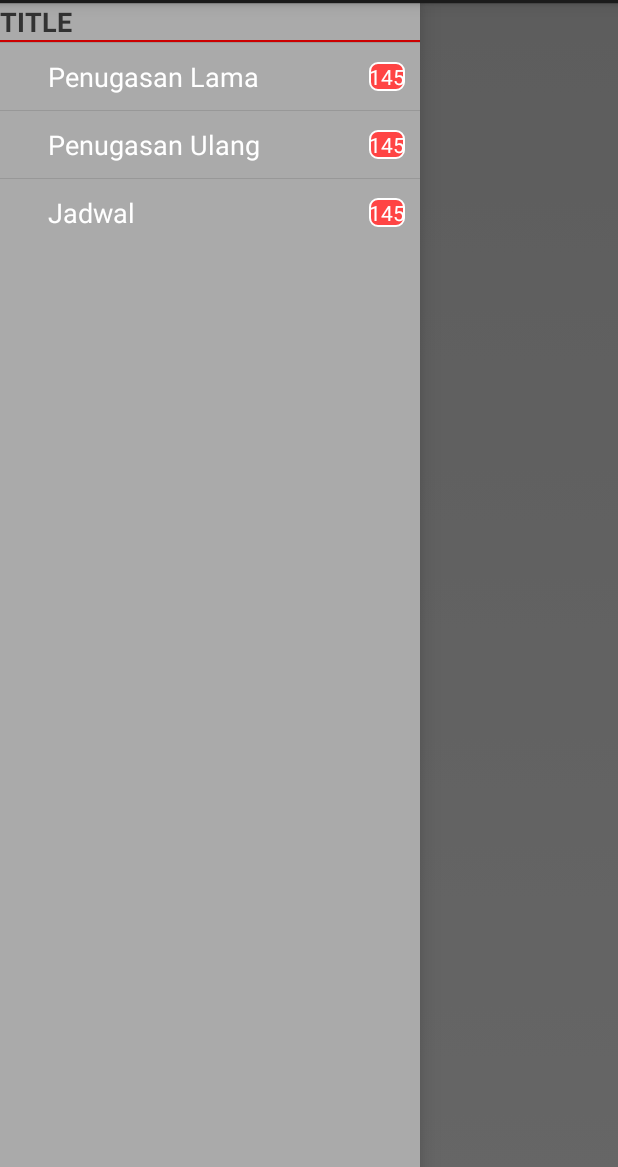
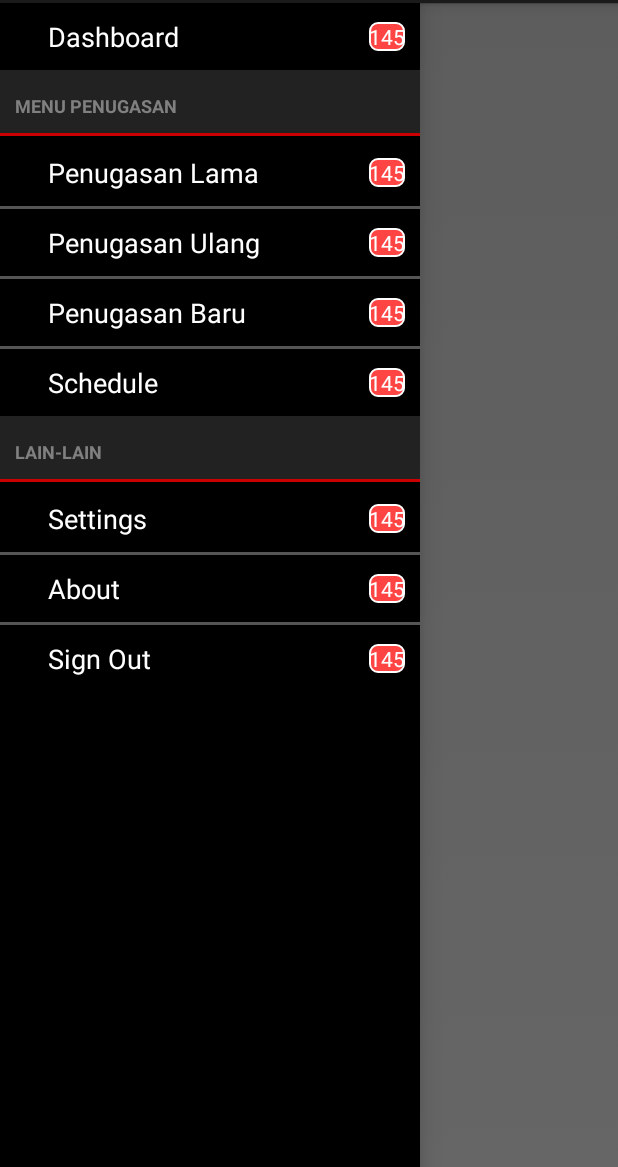
Before and after one commit to Malarick/summarecon-qc-android, an Android app: the MainActivity screen opened directly, with no data from a screen before it, with the side drawer open, on a phone screen of 412 x 824 dp, the part 69-1236 px from its top. Run offline under Robolectric (Android 15) with nearby library versions, the phone set to English and light mode, and no system bars; 3 statements that could not run were skipped.

Commit message:
DrawerLayout    - Menambahkan Header    - Menambahkan ListView untuk masing-masing section
Arnold

```diff
--- a/src/main/java/com/summarecon/qcapp/MainActivity.java
+++ b/src/main/java/com/summarecon/qcapp/MainActivity.java
@@ -15,6 +15,8 @@ import android.view.LayoutInflater;
 import android.view.Menu;
 import android.view.MenuItem;
 import android.view.View;
+import android.widget.AdapterView;
+import android.widget.LinearLayout;
 import android.widget.ListView;
 import android.widget.TextView;
 import android.widget.Toast;
@@ -45,8 +47,12 @@ public class MainActivity extends Activity {
 
     //DrawerLayout
     private DrawerLayout mDrawerLayout;
+    private LinearLayout mDrawerMain;
     private CustomActionBarDrawerToggle mActionBarDrawerToggle;
     private NavDrawerAdapter mNavDrawerAdapter;
+    private ListView mListSectionDashboard;
+    private ListView mListSectionPenugasan;
+    private ListView mListSectionEtc;
 
     private TextView lbl_user;
     private Bundle bundle = new Bundle();
@@ -68,6 +74,7 @@ public class MainActivity extends Activity {
 
         //INITIALIZING NAVIGATION DRAWER LAYOUT
         mDrawerLayout = (DrawerLayout) findViewById(R.id.drawer_layout_main);
+        mDrawerMain = (LinearLayout) findViewById(R.id.drawer_main);
         mDrawerLayout.setDrawerShadow(R.drawable.drawer_shadow, GravityCompat.START);
         mActionBarDrawerToggle = new CustomActionBarDrawerToggle(
                 this
@@ -78,7 +85,13 @@ public class MainActivity extends Activity {
         );
         mDrawerLayout.setDrawerListener(mActionBarDrawerToggle);
 
-        populateNavDrawerSection(R.array.arr_list_section_penugasan, R.layout.drawer_item, R.id.list_section_penugasan);
+        //POPULATE MASING-MASING LISTVIEW
+        mListSectionDashboard = (ListView) findViewById(R.id.list_section_dashboard);
+        mListSectionPenugasan = (ListView) findViewById(R.id.list_section_penugasan);
+        mListSectionEtc = (ListView) findViewById(R.id.list_section_etc);
+        populateNavDrawerSection(R.array.arr_list_section_dashboard, R.layout.drawer_item, mListSectionDashboard, null);
+        populateNavDrawerSection(R.array.arr_list_section_penugasan, R.layout.drawer_item, mListSectionPenugasan, getString(R.string.header_section_penugasan));
+        populateNavDrawerSection(R.array.arr_list_section_etc, R.layout.drawer_item, mListSectionEtc, getString(R.string.header_section_etc));
 
         lbl_user = (TextView) findViewById(R.id.lbl_username);
         //DI COMMENT SEMENTARA
@@ -124,11 +137,18 @@ public class MainActivity extends Activity {
         return super.onOptionsItemSelected(item);
     }
 
-    public void populateNavDrawerSection(int arr_res, int layout_res, int list_view_res) {
+    public void populateNavDrawerSection(int arr_res, int layout_res, ListView listView, String header) {
         LayoutInflater inflater = (LayoutInflater) this.getSystemService(Context.LAYOUT_INFLATER_SERVICE);
         List<String> stringArrayList = new ArrayList<String>();
         List<NavDrawerItem> itemArrayList = new ArrayList<NavDrawerItem>();
-        View header = inflater.inflate(R.layout.drawer_header, null);
+
+        //Adding the header
+        if(header != null){
+            View header_view = inflater.inflate(R.layout.drawer_header, null);
+            TextView lbl_header = (TextView) header_view.findViewById(R.id.lbl_header);
+            lbl_header.setText(header);
+            listView.addHeaderView(header_view);
+        }
 
         Collections.addAll(stringArrayList, getResources().getStringArray(arr_res));
         Integer max_size = stringArrayList.size();
@@ -138,15 +158,26 @@ public class MainActivity extends Activity {
         }
         mNavDrawerAdapter = new NavDrawerAdapter(this, layout_res, itemArrayList);
 
-        ListView list_view_main = (ListView) findViewById(list_view_res);
-        list_view_main.addHeaderView(header);
-        list_view_main.setAdapter(mNavDrawerAdapter);
+        listView.setAdapter(mNavDrawerAdapter);
+        listView.setOnItemClickListener(new DrawerItemClickListener());
 
         //Toast
         Toast.makeText(this, stringArrayList.get(0), 100).show();
-        Toast.makeText(this, stringArrayList.get(1), 100).show();
+        Toast.makeText(this, stringArrayList.get(max_size - 1), 100).show();
         Toast.makeText(this, max_size.toString() + " Integer", 100).show();
         Toast.makeText(this, String.valueOf(stringArrayList.size()) + " valueOf", 100).show();
+    }
+
+    public void selectItem(AdapterView adapterView, int position){
+        //Handle item selected except the headers themselves
+        if(position > 0){
+            mDrawerLayout.closeDrawer(mDrawerMain);
+            mListSectionDashboard.clearChoices();
+            mListSectionPenugasan.clearChoices();
+            mListSectionEtc.clearChoices();
+
+            adapterView.setSelection(position);
+        }
     }
 
     class GetDataFromServer extends AsyncTask<Void, Void, Void> {
@@ -303,4 +334,11 @@ public class MainActivity extends Activity {
             super.onDrawerClosed(drawerView);
         }
     }
+
+    private class DrawerItemClickListener implements AdapterView.OnItemClickListener{
+        @Override
+        public void onItemClick(AdapterView<?> adapterView, View view, int position, long l) {
+            selectItem(adapterView, position);
+        }
+    }
 }
--- a/src/main/res/layout/activity_main.xml
+++ b/src/main/res/layout/activity_main.xml
@@ -17,26 +17,36 @@
     </FrameLayout>
 
     <LinearLayout
+        android:id="@+id/drawer_main"
         android:orientation="vertical"
         android:layout_height="match_parent"
         android:layout_width="280dp"
         android:layout_gravity="start"
-        android:background="@android:color/darker_gray">
+        android:background="@android:drawable/screen_background_dark">
 
         <ListView
             android:id="@+id/list_section_dashboard"
             android:layout_height="wrap_content"
             android:layout_width="match_parent"
+            android:divider="#555555"
+            android:headerDividersEnabled="false"
+            android:dividerHeight="2dp"
             android:choiceMode="singleChoice"></ListView>
         <ListView
             android:id="@+id/list_section_penugasan"
             android:layout_height="wrap_content"
             android:layout_width="match_parent"
+            android:divider="#555555"
+            android:headerDividersEnabled="false"
+            android:dividerHeight="2dp"
             android:choiceMode="singleChoice"></ListView>
         <ListView
             android:id="@+id/list_section_etc"
             android:layout_height="wrap_content"
             android:layout_width="match_parent"
+            android:divider="#555555"
+            android:headerDividersEnabled="false"
+            android:dividerHeight="2dp"
             android:choiceMode="singleChoice"></ListView>
     </LinearLayout>
 
--- a/src/main/res/layout/drawer_header.xml
+++ b/src/main/res/layout/drawer_header.xml
@@ -1,18 +1,25 @@
 <?xml version="1.0" encoding="utf-8"?>
 
 <LinearLayout xmlns:android="http://schemas.android.com/apk/res/android"
-    android:orientation="vertical" android:layout_width="match_parent"
-    android:layout_height="match_parent">
+    android:orientation="vertical"
+    android:layout_width="match_parent"
+    android:layout_height="match_parent"
+    android:paddingTop="5dp"
+    android:background="#222222">
 
     <TextView
+        android:id="@+id/lbl_header"
         android:layout_height="wrap_content"
         android:layout_width="wrap_content"
-        android:textSize="18sp"
+        android:textSize="12sp"
         android:textStyle="bold"
-        android:text="TITLE"/>
+        android:textColor="@android:color/tab_indicator_text"
+        android:padding="10dp"
+        android:focusable="false"
+        android:text="@string/header_section_penugasan"/>
 
     <View
-        android:layout_height="1dp"
+        android:layout_height="2dp"
         android:layout_width="match_parent"
         android:background="@android:color/holo_red_dark"></View>
 
--- a/src/main/res/values/arrays.xml
+++ b/src/main/res/values/arrays.xml
@@ -7,7 +7,8 @@
     <string-array name="arr_list_section_penugasan">
         <item>Penugasan Lama</item>
         <item>Penugasan Ulang</item>
-        <item>Jadwal</item>
+        <item>Penugasan Baru</item>
+        <item>Schedule</item>
     </string-array>
 
     <string-array name="arr_list_section_etc">
--- a/src/main/res/values/strings.xml
+++ b/src/main/res/values/strings.xml
@@ -21,4 +21,8 @@
 
     <string name="desc_drawer_open">Drawer Opened</string>
     <string name="desc_drawer_close">Drawer Closed</string>
+
+    <string name="header_section_penugasan">MENU PENUGASAN</string>
+    <string name="header_section_etc">LAIN-LAIN</string>
+
 </resources>
```
